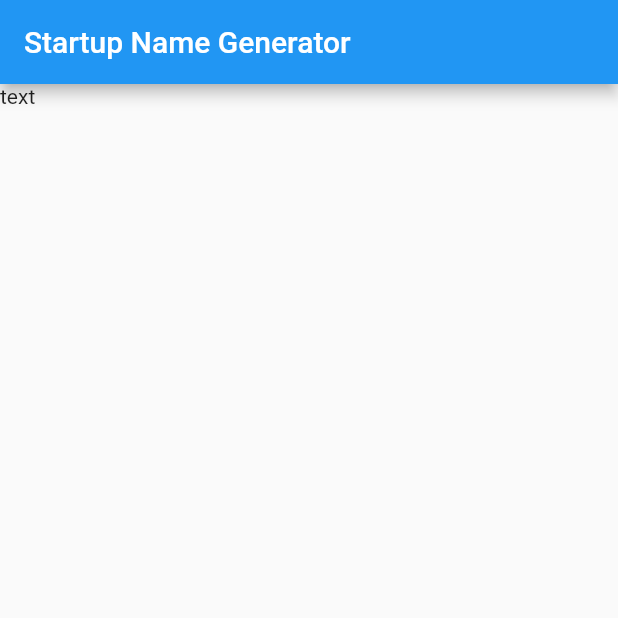
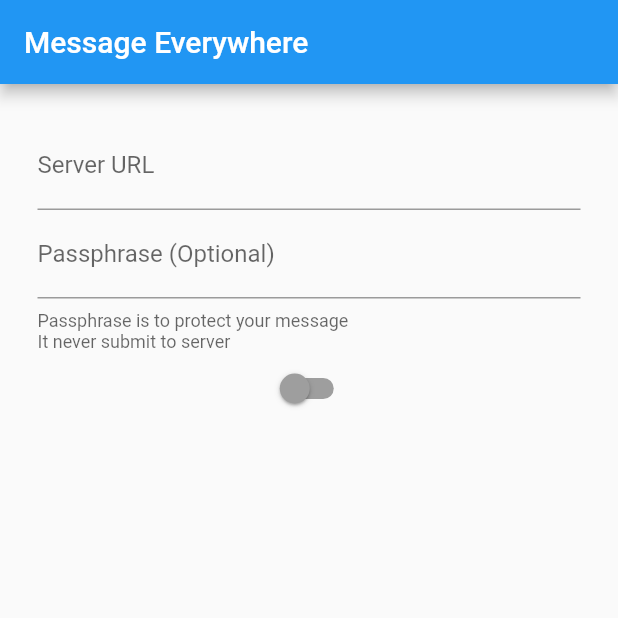
Before and after one commit to XDean/message-everywhere, a Flutter app: the screen it shows after launch, on a phone screen of 412 x 824 dp, the top half of it. Run offline on Flutter 3.47's test engine with Material 2 defaults, Android fonts, the light colour scheme and no system bars.

Commit message:
init main pane ui

```diff
--- a/message-everywhere-client/message_everywhere_flutter/lib/main.dart
+++ b/message-everywhere-client/message_everywhere_flutter/lib/main.dart
@@ -1,5 +1,4 @@
 import 'package:flutter/material.dart';
-import 'package:english_words/english_words.dart';
 
 void main() => runApp(new MyApp());
 
@@ -18,11 +17,45 @@ class Settings extends StatefulWidget {
 }
 
 class SettingsState extends State<Settings> {
+  bool _value = false;
+
   @override
-  Widget build(BuildContext context) => new Scaffold(
+  Widget build(BuildContext context) {
+    Size screenSize = MediaQuery.of(context).size;
+    return new Scaffold(
         appBar: AppBar(
-          title: Text('Startup Name Generator'),
+          title: Text('Message Everywhere'),
         ),
-        body: Text("text"),
-      );
+        body: Container(
+            padding: new EdgeInsets.all(25.0),
+            child: Form(
+              child: ListView(
+                children: [
+                  TextFormField(
+                      keyboardType: TextInputType.url,
+                      decoration: InputDecoration(
+                          labelText: "Server URL",
+                          hintText: "http://xxx:xxx/xxx")),
+                  TextFormField(
+                    obscureText: true,
+                    decoration: InputDecoration(
+                        labelText: "Passphrase (Optional)",
+                        helperText:
+                            "Passphrase is to protect your message\nIt never submit to server"),
+                  ),
+                  Container(
+                      child: new Switch(
+                          value: _value,
+                          onChanged: (newValue) {
+                            setState(() {
+                              _value = newValue;
+                            });
+                          },
+                          inactiveThumbColor: Colors.grey,
+                          inactiveTrackColor: Colors.grey,
+                          activeColor: Colors.blue)),
+                ],
+              ),
+            )));
+  }
 }
```
